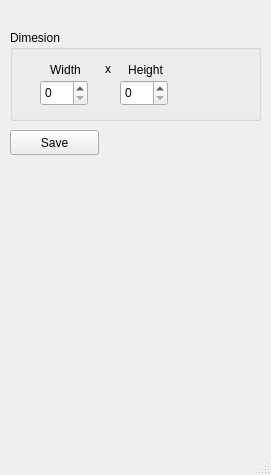
First picture: the form in ui/ui_save_window.ui, repository AR0EN/img-pro, before the edit.
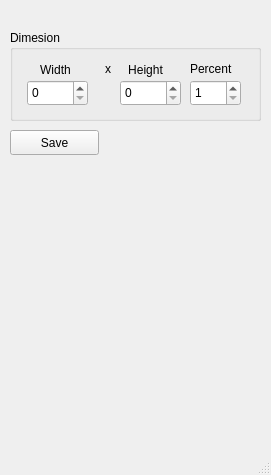
Second picture: the form after the edit.

Commit message: resize_image: fix cannot open save window and open filedialogue to save

Diff of the .ui file:
```diff
--- a/ui/ui_save_window.ui
+++ b/ui/ui_save_window.ui
@@ -35,7 +35,7 @@
     <widget class="QLabel" name="reWidth">
      <property name="geometry">
       <rect>
-       <x>30</x>
+       <x>20</x>
        <y>30</y>
        <width>51</width>
        <height>20</height>
@@ -67,9 +67,9 @@
     <widget class="QSpinBox" name="sbWidth">
      <property name="geometry">
       <rect>
-       <x>30</x>
+       <x>17</x>
        <y>50</y>
-       <width>48</width>
+       <width>61</width>
        <height>26</height>
       </rect>
      </property>
@@ -82,7 +82,7 @@
       <rect>
        <x>110</x>
        <y>50</y>
-       <width>48</width>
+       <width>61</width>
        <height>26</height>
       </rect>
      </property>
@@ -109,6 +109,35 @@
       <set>Qt::AlignCenter</set>
      </property>
     </widget>
+    <widget class="QSpinBox" name="sbPercent">
+     <property name="geometry">
+      <rect>
+       <x>180</x>
+       <y>50</y>
+       <width>51</width>
+       <height>26</height>
+      </rect>
+     </property>
+     <property name="minimum">
+      <number>1</number>
+     </property>
+     <property name="maximum">
+      <number>100</number>
+     </property>
+    </widget>
+    <widget class="QLabel" name="label_2">
+     <property name="geometry">
+      <rect>
+       <x>180</x>
+       <y>30</y>
+       <width>67</width>
+       <height>17</height>
+      </rect>
+     </property>
+     <property name="text">
+      <string>Percent</string>
+     </property>
+    </widget>
    </widget>
    <widget class="QPushButton" name="btnSave">
     <property name="geometry">
```
Left out of the diff: 4 changed lines with no effect on the pictures. The commit also changes 3 other files.
